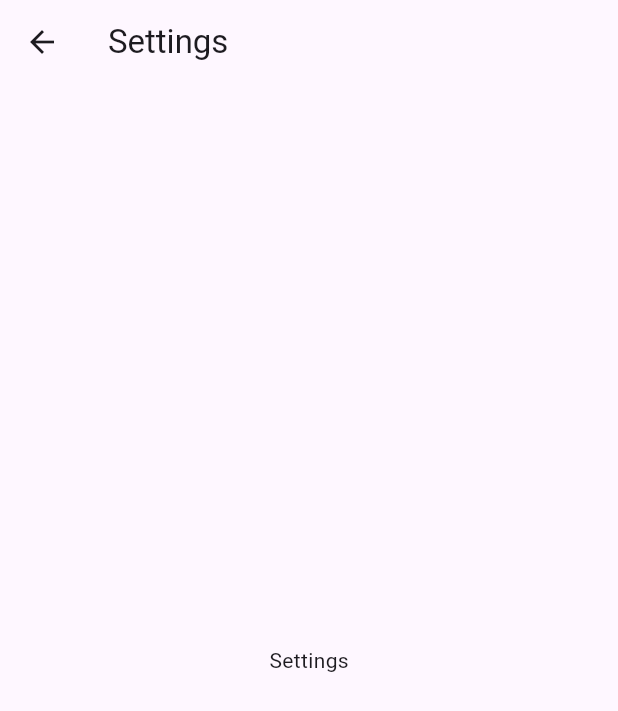
After one commit to Jinwook-Song/bloc_essential, a Flutter app: the SettingsScreen screen opened directly, on a phone screen of 412 x 824 dp. The commit adds this screen. Shown: the top 711 px of the screen. Run offline on Flutter 3.47's test engine with Material 3 defaults, Android fonts, the phone set to English and light mode, and no system bars; our stand-ins replace bloc, bloc_concurrency, flutter_bloc, freezed_annotation, hydrated_bloc, rxdart.

Commit message:
feat(weather): app structure

```diff
--- /dev/null
+++ b/weather_cubit/lib/view/screen/screen.dart
@@ -0,0 +1,3 @@
+export 'home.dart';
+export 'search.dart';
+export 'settings.dart';
--- /dev/null
+++ b/weather_cubit/lib/view/screen/settings.dart
@@ -0,0 +1,17 @@
+import 'package:flutter/material.dart';
+
+class SettingsScreen extends StatelessWidget {
+  const SettingsScreen({super.key});
+
+  @override
+  Widget build(BuildContext context) {
+    return Scaffold(
+      appBar: AppBar(
+        title: Text("Settings"),
+      ),
+      body: Center(
+        child: Text("Settings"),
+      ),
+    );
+  }
+}
--- a/weather_cubit/lib/view/view.dart
+++ b/weather_cubit/lib/view/view.dart
@@ -1 +1,2 @@
-export 'home.dart';
+export 'screen/screen.dart';
+export 'widget/widget.dart';
```
Also changed, not shown: weather_cubit/lib/view/screen/search.dart (added, +17 -0 lines), weather_cubit/lib/cubit/cubit.dart (added), weather_cubit/lib/repository/repository.dart (added), weather_cubit/lib/service/service.dart (added), weather_cubit/lib/view/screen/home.dart (renamed from weather_cubit/lib/view/home.dart), weather_cubit/lib/view/widget/widget.dart (added).
